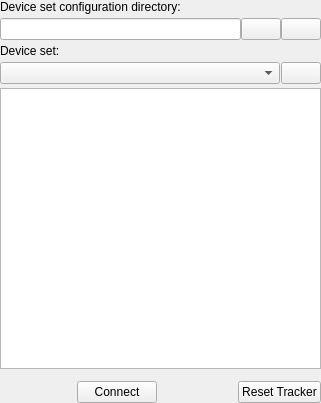
Before: the Qt Designer form PlusApp/PlusCommonWidgets/PlusDeviceSetSelectorWidget.ui in PlusToolkit/PlusApp, drawn with Qt 5.
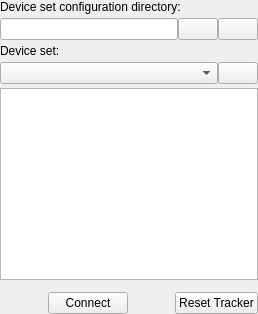
After: the same form once the commit is applied. Icons and pictures are not drawn.

Commit message:
fixed #263 Appending calibration results to device set configuration description box
Updating PlusCommonWidget icons using free open-source resources

Updating fCal layout to by more flexibly dynamic to resizing

```diff
--- a/PlusApp/PlusCommonWidgets/PlusDeviceSetSelectorWidget.ui
+++ b/PlusApp/PlusCommonWidgets/PlusDeviceSetSelectorWidget.ui
@@ -2,14 +2,6 @@
 <ui version="4.0">
  <class>DeviceSetSelectorWidget</class>
  <widget class="QWidget" name="DeviceSetSelectorWidget">
-  <property name="geometry">
-   <rect>
-    <x>0</x>
-    <y>0</y>
-    <width>321</width>
-    <height>403</height>
-   </rect>
-  </property>
   <property name="windowTitle">
    <string>Plus Device Set Selector</string>
   </property>
@@ -26,7 +18,10 @@
    <property name="bottomMargin">
     <number>0</number>
    </property>
-   <property name="spacing">
+   <property name="horizontalSpacing">
+    <number>0</number>
+   </property>
+   <property name="verticalSpacing">
     <number>4</number>
    </property>
    <item row="0" column="0">
@@ -43,6 +38,12 @@
      </property>
      <item>
       <widget class="QLineEdit" name="lineEdit_ConfigurationDirectory">
+       <property name="sizePolicy">
+        <sizepolicy hsizetype="Expanding" vsizetype="MinimumExpanding">
+         <horstretch>0</horstretch>
+         <verstretch>0</verstretch>
+        </sizepolicy>
+       </property>
        <property name="readOnly">
         <bool>true</bool>
        </property>
@@ -102,7 +103,10 @@
     </spacer>
    </item>
    <item row="7" column="0">
-    <layout class="QHBoxLayout" name="horizontalLayout_2">
+    <layout class="QHBoxLayout" name="horizontalLayout_Buttons">
+     <property name="spacing">
+      <number>0</number>
+     </property>
      <item>
       <spacer name="horizontalSpacer_2">
        <property name="orientation">
@@ -151,12 +155,6 @@
    </item>
    <item row="5" column="0">
     <widget class="QTextEdit" name="textEdit_Description">
-     <property name="sizePolicy">
-      <sizepolicy hsizetype="MinimumExpanding" vsizetype="MinimumExpanding">
-       <horstretch>0</horstretch>
-       <verstretch>0</verstretch>
-      </sizepolicy>
-     </property>
      <property name="frameShadow">
       <enum>QFrame::Plain</enum>
      </property>
@@ -168,13 +166,13 @@
    <item row="3" column="0">
     <layout class="QHBoxLayout" name="horizontalLayout_3">
      <property name="spacing">
-      <number>1</number>
+      <number>0</number>
      </property>
      <item>
       <widget class="QComboBox" name="comboBox_DeviceSet">
        <property name="sizePolicy">
-        <sizepolicy hsizetype="Expanding" vsizetype="Fixed">
-         <horstretch>0</horstretch>
+        <sizepolicy hsizetype="Preferred" vsizetype="Fixed">
+         <horstretch>9</horstretch>
          <verstretch>0</verstretch>
         </sizepolicy>
        </property>
@@ -185,6 +183,12 @@
      </item>
      <item>
       <widget class="QPushButton" name="pushButton_EditConfiguration">
+       <property name="sizePolicy">
+        <sizepolicy hsizetype="Minimum" vsizetype="Fixed">
+         <horstretch>1</horstretch>
+         <verstretch>0</verstretch>
+        </sizepolicy>
+       </property>
        <property name="toolTip">
         <string>Edit configuration file</string>
        </property>
```
Left out of the diff: 2 changed lines with no effect on the pictures. The commit also changes 56 other files.
